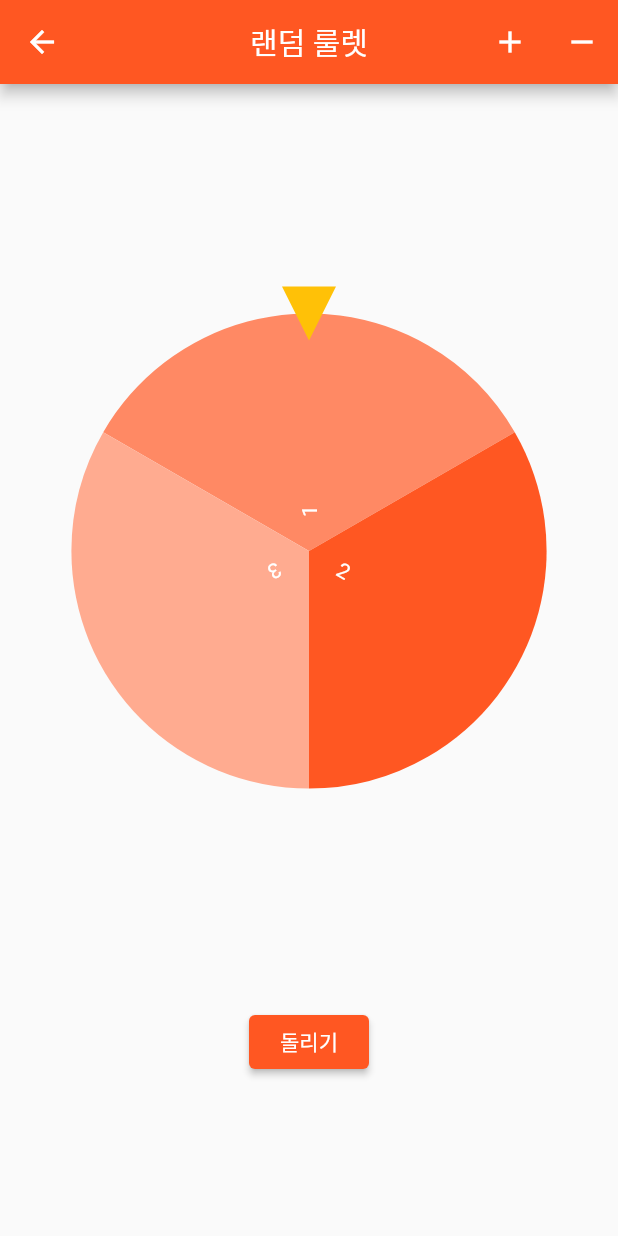
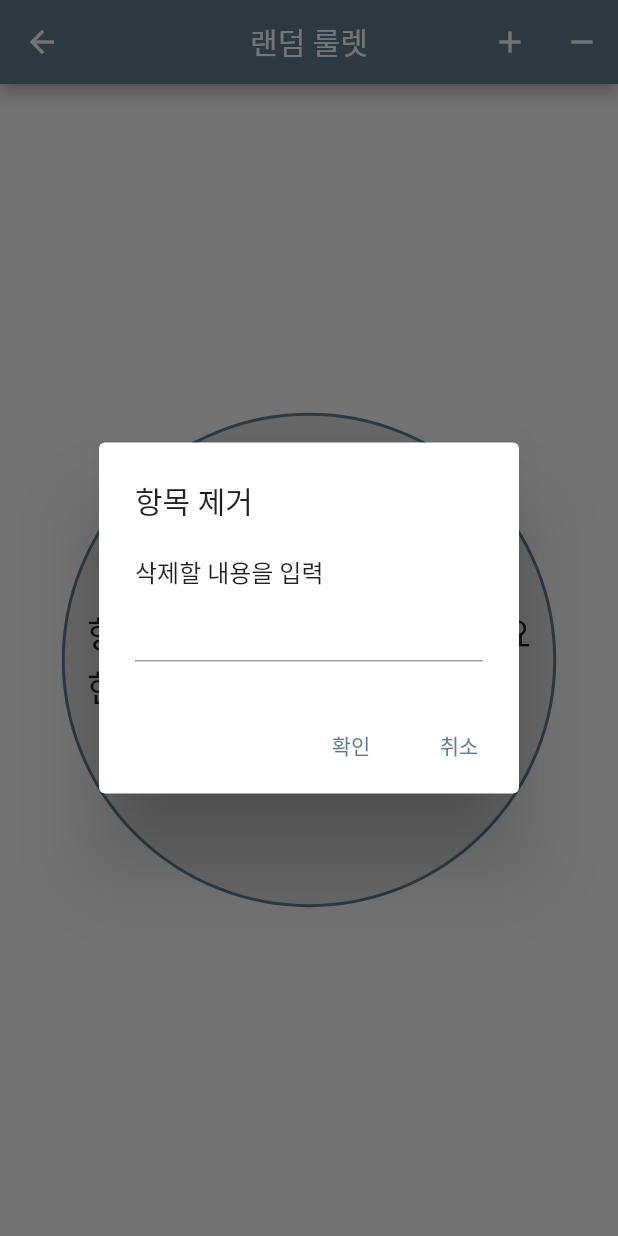
Before and after one commit to Yun-sooyong/party_people, a Flutter app: the Wheel screen opened directly, after a tap on the "remove" icon, on a phone screen of 412 x 824 dp. Run offline on Flutter 3.47's test engine with Material 2 defaults, Android fonts, the phone set to English and light mode, and no system bars; drawn by our look-alikes of flutter_fortune_wheel; our stand-ins replace google_fonts; missing offline and left inert: animate_gradient, rainbow_color.

Commit message:
fortun wheel complete

```diff
--- a/lib/main.dart
+++ b/lib/main.dart
@@ -15,7 +15,7 @@ class MyApp extends StatelessWidget {
       debugShowCheckedModeBanner: false,
       title: 'Party People Mirror ball',
       theme: ThemeData(
-        primarySwatch: Colors.deepOrange,
+        primarySwatch: Colors.blueGrey,
       ),
       home: Home(),
     );
--- a/lib/screen/wheel.dart
+++ b/lib/screen/wheel.dart
@@ -10,31 +10,40 @@ class Wheel extends StatefulWidget {
   State<Wheel> createState() => _WheelState();
 }
 
+List<String> items = <String>[];
+
 class _WheelState extends State<Wheel> {
-  final StreamController<int> _controller = StreamController<int>();
-  final TextEditingController _textEditingController = TextEditingController();
+  final StreamController<int> _streamController =
+      StreamController<int>.broadcast();
+  final TextEditingController _addItemController = TextEditingController();
 
   @override
   void dispose() {
     super.dispose();
-    _textEditingController.dispose();
-    _controller.close();
+    _addItemController.dispose();
+    _streamController.close();
   }
 
-  List<String> items = <String>[
-    '1',
-    '2',
-    '3',
-  ];
-  bool _isNull = true;
+  //bool _isNull = true;
+  bool _isSpinning = false;
+
+  String itemsValue = '';
+  late int randomVar;
 
   @override
   Widget build(BuildContext context) {
+    //int randomVar = Fortune.randomInt(0, items.length);
+
+    Size size = MediaQuery.of(context).size;
+
     return Scaffold(
+      /** AppBar */
       appBar: AppBar(
         title: const Text('랜덤 룰렛'),
         centerTitle: true,
         actions: [
+          // 항목 추가 액션 버튼
+          // TODO 조각 바탕 컬러 지정 추가
           IconButton(
             tooltip: '항목 추가',
             onPressed: () {
@@ -42,6 +51,7 @@ class _WheelState extends State<Wheel> {
                   barrierDismissible: true, // 바깥 영역 터치시 다이얼로그 닫기 여부
                   context: context,
                   builder: (BuildContext context) {
+                    // 항목 추가 다이얼로그
                     return AlertDialog(
                       title: const Text('항목 추가'),
                       content: SingleChildScrollView(
@@ -49,7 +59,7 @@ class _WheelState extends State<Wheel> {
                           children: [
                             const Text('추가할 내용을 입력 '),
                             TextField(
-                              controller: _textEditingController,
+                              controller: _addItemController,
                             ),
                           ],
                         ),
@@ -59,9 +69,9 @@ class _WheelState extends State<Wheel> {
                           child: const Text('확인'),
                           onPressed: () {
                             setState(() {
-                              items.add(_textEditingController.text);
-                              _textEditingController.text = '';
-                              if (items.length > 2) _isNull = false;
+                              items.add(_addItemController.text);
+                              _addItemController.text = '';
+                              //if (items.length > 2) _isNull = false;
                             });
                             Navigator.of(context).pop();
                           },
@@ -80,22 +90,126 @@ class _WheelState extends State<Wheel> {
           ),
           IconButton(
             tooltip: '항목 제거',
-            onPressed: () {},
+            onPressed: () {
+              showDialog(
+                  barrierDismissible: true, // 바깥 영역 터치시 다이얼로그 닫기 여부
+                  context: context,
+                  builder: (BuildContext context) {
+                    return AlertDialog(
+                      title: const Text('항목 제거'),
+                      content: SingleChildScrollView(
+                        child: ListBody(
+                          children: [
+                            const Text('삭제할 내용을 입력 '),
+                            TextField(
+                              controller: _addItemController,
+                            ),
+                          ],
+                        ),
+                      ),
+                      actions: [
+                        TextButton(
+                          child: const Text('확인'),
+                          onPressed: () {
+                            setState(() {
+                              items.remove(_addItemController.text);
+                              _addItemController.text = '';
+                              //if (items.length < 2) _isNull = true;
+                            });
+                            Navigator.of(context).pop();
+                          },
+                        ),
+                        TextButton(
+                          child: const Text('취소'),
+                          onPressed: () {
+                            Navigator.of(context).pop();
+                          },
+                        ),
+                      ],
+                    );
+                  });
+            },
             icon: const Icon(Icons.remove),
           )
         ],
       ),
+      /** BODY
+       * Text / Wheel / ElevatedButton
+       * Fortune Wheel 의 결과를 보여주는 Text Widget 과 Fortune Wheel, Wheel 을 돌리는 버튼으로 구성
+       * Wheel 의 내용을 수정할 수 있도록 하기위해 AppBar 에 버튼을 추가해줌
+       * 구체적인 디자인은 앱이 완성된 이후 다시 수정
+       * Wheel 의 내용이 1개 이하가 되면 에러가 발생
+       * 빌드 시 2개 이상의 항목이 들어가 있거나 다른 Widget을 넣고 item을 2개 이상 추가하면 Wheel이 보이도록 해야함
+       */
       body: Padding(
-        padding: const EdgeInsets.all(8.0),
-        child: Column(
+        padding: const EdgeInsets.symmetric(horizontal: 12, vertical: 8),
+        child: items.length < 2
+            // 안내문
+            ? Center(
+                child: Container(
+                  height: size.height * 0.4,
+                  width: size.width,
+                  decoration: BoxDecoration(
+                      color: Colors.grey.shade300,
+                      border: Border.all(color: Colors.blueGrey, width: 2),
+                      shape: BoxShape.circle),
+                  child: Center(
+                    child: Text.rich(
+                      TextSpan(
+                        text: '항목을 2개 이상 추가해주세요',
+                        style: const TextStyle(
+                          fontSize: 24,
+                        ),
+                        children: [
+                          TextSpan(text: '\n현재: ${items.length}'),
+                        ],
+                      ),
+                    ),
+                  ),
+                ),
+              )
+            // 본체
+            : Column(
                 crossAxisAlignment: CrossAxisAlignment.center,
                 mainAxisAlignment: MainAxisAlignment.spaceEvenly,
                 children: [
+                  // Wheel Value Text
+                  Container(
+                    height: size.height * 0.07,
+                    width: size.width * 0.7,
+                    decoration: BoxDecoration(
+                        border: Border.all(
+                          width: 3,
+                          color: Colors.deepOrange,
+                        ),
+                        borderRadius: BorderRadius.circular(25)),
+                    // Value Text
+                    child: Center(
+                      child: Text(
+                        itemsValue,
+                        style: const TextStyle(fontSize: 24),
+                      ),
+                    ),
+                  ),
+                  // Fortune Wheel Main
+                  // items.length < 2 일때 Fortune Wheel 에러가 나기때문에
+                  // 안내메세지가 나오게 함
                   SizedBox(
-              height: MediaQuery.of(context).size.height * 0.5,
-              width: MediaQuery.of(context).size.width,
+                    height: size.height * 0.4,
+                    width: size.width,
+                    // fortune wheel
                     child: FortuneWheel(
-                //physics: PanState(),
+                      onAnimationStart: () {
+                        setState(() {
+                          _isSpinning = true;
+                        });
+                      },
+                      onAnimationEnd: () {
+                        setState(() {
+                          _isSpinning = false;
+                          itemsValue = items[randomVar];
+                        });
+                      },
                       indicators: const [
                         FortuneIndicator(
                             child: TriangleIndicator(
@@ -105,17 +219,11 @@ class _WheelState extends State<Wheel> {
                       ],
                       animateFirst: false,
                       duration: const Duration(milliseconds: 6000),
-                selected: _controller.stream,
-                items: _isNull
-                    ? [
-                        // true /
-                        for (var it in items)
-                          FortuneItem(
-                            child: Text(it),
-                          ),
-                      ]
-                    : [
-                        // false /
+                      selected: _streamController.stream,
+                      // items 의 크기가 2보다 작을 경우 에러 발생
+                      // TODO items 의 길이가 1, 0 일 경우 해결방안
+                      // TODO FortuneItem and FortuneStyle을 사용해 조각당 색 시정등 사용자 지정 편의성 개선
+                      items: [
                         for (var it in items)
                           FortuneItem(
                             child: Text(it),
@@ -123,17 +231,21 @@ class _WheelState extends State<Wheel> {
                       ],
                     ),
                   ),
-            //Text(PanPhysics().value.toString()),
+                  // value text
+
                   ElevatedButton(
                     style: ElevatedButton.styleFrom(
                       fixedSize: const Size(80, 30),
                     ),
-              onPressed: () {
-                //print(PanState().isPanning);
-                const PanState().isPanning == true
+                    onPressed: _isSpinning
                         ? null
-                    : _controller.add(
-                        Fortune.randomInt(0, items.length),
+                        : () {
+                            setState(() {
+                              itemsValue = '';
+                            });
+                            _streamController.add(
+                              //Fortune.randomInt(0, items.length),
+                              randomVar = Fortune.randomInt(0, items.length),
                             );
                           },
                     child: const Text('돌리기'),
```
Also changed, not shown: pubspec.lock. Lines whose indentation alone changed are shown as unchanged.
